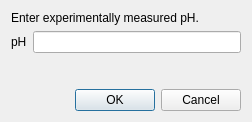
Above: src/ui/enterexperimentalphdialog.ui from echmet/AnglerFish before the change. Below: the same form after it.
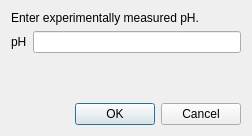
That is the form after the change. Custom widgets are drawn as their Qt base class.

```diff
--- a/src/ui/enterexperimentalphdialog.ui
+++ b/src/ui/enterexperimentalphdialog.ui
@@ -7,7 +7,7 @@
     <x>0</x>
     <y>0</y>
     <width>252</width>
-    <height>122</height>
+    <height>136</height>
    </rect>
   </property>
   <property name="windowTitle">
```
Left out of the diff: 13 changed lines with no effect on the pictures.
